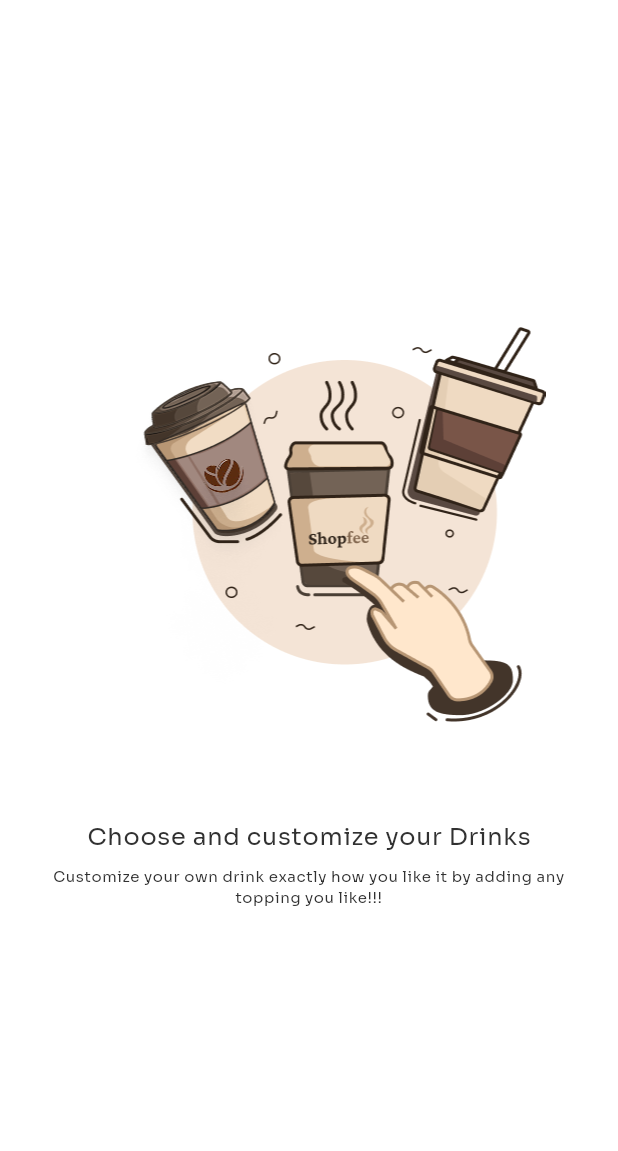
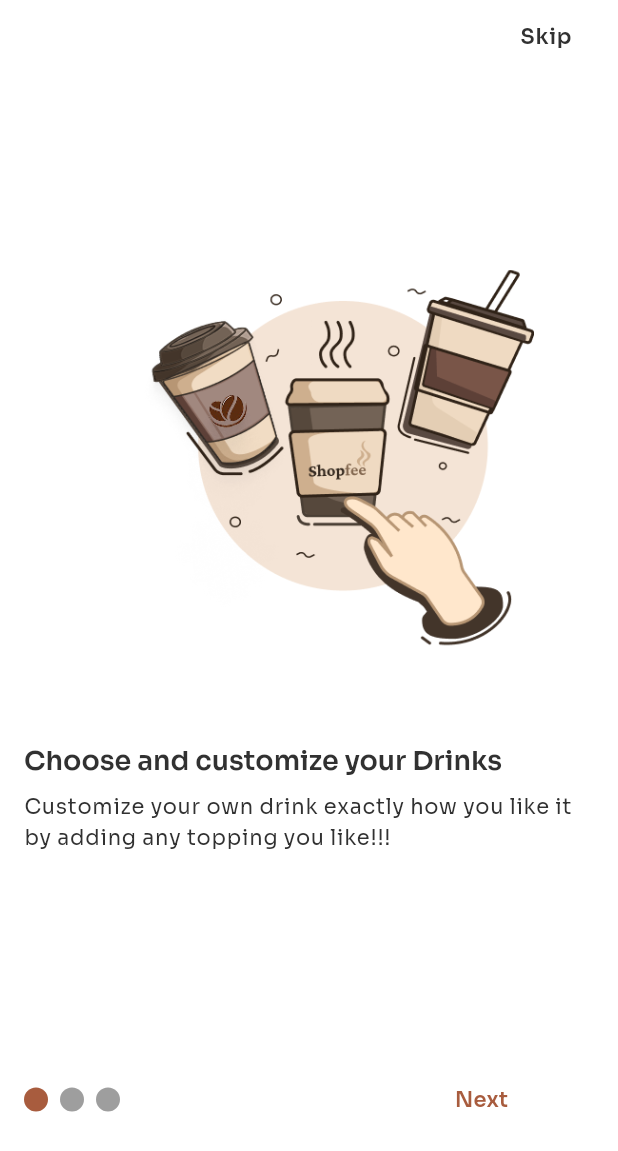
Before and after one commit to Domson12/BeanGo, a Flutter app: the screen it shows after launch, on a phone screen of 412 x 824 dp. Shown: the top 1151 px of the screen. Run offline on Flutter 3.47's test engine with Material 3 defaults, Android fonts, the phone set to English and light mode, and no system bars; drawn by our look-alikes of smooth_page_indicator; our stand-ins replace auto_route, cloud_firestore, firebase_auth, firebase_core, flutter_riverpod, hive and 1 more; accounts and stored records are empty; generated files the repository leaves out were written again.

Commit message:
UI overhaul of onboarding, fixed project structure

```diff
--- a/assets/l10n/intl_pl.arb
+++ b/assets/l10n/intl_pl.arb
@@ -9,5 +9,6 @@
   "onboarding_title2": "Quickly and easly",
   "onboarding_subtitle2": "You can place your order quickly and easly without wasting time. You can also schedule orders via your smarthphone.",
   "onboarding_title3": "Get and Redeem Voucher",
-  "onboarding_subtitle3": "Exciting prizes await you! Redeem yours by collecting all the points after purchase in the app!"
+  "onboarding_subtitle3": "Exciting prizes await you! Redeem yours by collecting all the points after purchase in the app!",
+  "skip": "Skip"
 }
--- a/lib/core/utils/defaults.dart
+++ b/lib/core/utils/defaults.dart
@@ -0,0 +1,61 @@
+import 'package:flutter/material.dart';
+
+class AppDefaults {
+  // Padding
+  static const EdgeInsets paddingAll8 = EdgeInsets.all(8.0);
+  static const EdgeInsets paddingAll16 = EdgeInsets.all(16.0);
+  static const EdgeInsets paddingHorizontal16 = EdgeInsets.symmetric(
+    horizontal: 16.0,
+  );
+  static const EdgeInsets paddingVertical12 = EdgeInsets.symmetric(
+    vertical: 12.0,
+  );
+  static const EdgeInsets paddingSymmetric =
+      EdgeInsets.symmetric(horizontal: 20.0, vertical: 12.0);
+
+  // Gaps (SizedBoxes)
+  static const SizedBox gap4 = SizedBox(height: 4);
+  static const SizedBox gap8 = SizedBox(height: 8);
+  static const SizedBox gap12 = SizedBox(height: 12);
+  static const SizedBox gap16 = SizedBox(height: 16);
+  static const SizedBox gap20 = SizedBox(height: 20);
+  static const SizedBox gap24 = SizedBox(height: 24);
+  static const SizedBox gapH8 = SizedBox(width: 8);
+  static const SizedBox gapH16 = SizedBox(width: 16);
+
+  // Border Radius
+  static const BorderRadius borderRadius8 = BorderRadius.all(
+    Radius.circular(8),
+  );
+  static const BorderRadius borderRadius12 = BorderRadius.all(
+    Radius.circular(12),
+  );
+  static const BorderRadius borderRadius16 = BorderRadius.all(
+    Radius.circular(16),
+  );
+
+  // Durations
+  static const Duration shortestDuration = Duration(milliseconds: 150);
+  static const Duration shortDuration = Duration(milliseconds: 200);
+  static const Duration mediumDuration = Duration(milliseconds: 400);
+  static const Duration longDuration = Duration(milliseconds: 800);
+
+  // BoxDecoration
+  static BoxDecoration defaultBoxDecoration = BoxDecoration(
+    color: Colors.white,
+    borderRadius: borderRadius12,
+    boxShadow: [
+      BoxShadow(
+        color: Colors.black12,
+        blurRadius: 8,
+        offset: Offset(0, 4),
+      ),
+    ],
+  );
+
+  // Divider
+  static const Divider defaultDivider = Divider(thickness: 1, height: 32);
+
+  // Others
+  static const double iconSize = 24.0;
+}
--- /dev/null
+++ b/lib/core/widgets/onboarding_data.dart
@@ -0,0 +1,23 @@
+import 'package:flutter/material.dart';
+import 'package:bean_go/gen/assets.gen.dart';
+import 'package:bean_go/core/utils/extensions.dart';
+
+typedef OnboardingItem = (AssetGenImage image, String title, String subtitle);
+
+List<OnboardingItem> onboardingItems(BuildContext context) => [
+  (
+  Assets.images.onboarding,
+  context.s.onboarding_title1,
+  context.s.onboarding_subtitle1
+  ),
+  (
+  Assets.images.onboarding2,
+  context.s.onboarding_title2,
+  context.s.onboarding_subtitle2
+  ),
+  (
+  Assets.images.onboarding3,
+  context.s.onboarding_title3,
+  context.s.onboarding_subtitle3
+  ),
+];
--- a/lib/features/onboarding/application/onboarding_controller.dart
+++ b/lib/features/onboarding/application/onboarding_controller.dart
@@ -1,12 +1,16 @@
-import 'package:bean_go/features/onboarding/application/onboarding_state.dart';
 import 'package:riverpod_annotation/riverpod_annotation.dart';
+import 'onboarding_state.dart';
 
 part 'onboarding_controller.g.dart';
 
 @riverpod
 class OnboardingController extends _$OnboardingController {
   @override
-  OnboardingState build() {
-    return OnboardingState.empty();
+  OnboardingState build() => OnboardingState.empty();
+
+  void updateCurrentPage(int page) {
+    if (state.currentPage != page) {
+      state = state.copyWith(currentPage: page);
+    }
   }
 }
--- a/lib/features/onboarding/application/onboarding_state.dart
+++ b/lib/features/onboarding/application/onboarding_state.dart
@@ -1,17 +1,13 @@
-import 'package:equatable/equatable.dart';
-
-class OnboardingState with EquatableMixin {
-  const OnboardingState({
-    required this.currentPage,
-  });
-
+class OnboardingState {
   final int currentPage;
 
-  factory OnboardingState.empty(){
-    return OnboardingState(currentPage: 0);
+  OnboardingState({required this.currentPage});
+
+  factory OnboardingState.empty() => OnboardingState(currentPage: 0);
+
+  OnboardingState copyWith({int? currentPage}) {
+    return OnboardingState(
+      currentPage: currentPage ?? this.currentPage,
+    );
   }
-
-  @override
-  // TODO: implement props
-  List<Object?> get props => throw UnimplementedError();
 }
--- a/lib/features/onboarding/onboarding_page.dart
+++ b/lib/features/onboarding/onboarding_page.dart
@@ -1,49 +1,109 @@
 import 'package:auto_route/annotations.dart';
-import 'package:bean_go/core/utils/extensions.dart';
-import 'package:bean_go/features/onboarding/widgets/onboarding_content.dart';
+import 'package:bean_go/core/utils/defaults.dart';
 import 'package:flutter/material.dart';
+import 'package:flutter_riverpod/flutter_riverpod.dart';
 
-import '../../gen/assets.gen.dart';
+import '../../core/widgets/onboarding_data.dart';
+import '../../core/utils/extensions.dart';
+import 'widgets/onboarding_bottom_section.dart';
+import 'widgets/onboarding_content.dart';
+import 'application/onboarding_controller.dart';
 
 @RoutePage()
-class OnboardingPage extends StatelessWidget {
+class OnboardingPage extends ConsumerStatefulWidget {
   const OnboardingPage({super.key});
 
   @override
+  ConsumerState<OnboardingPage> createState() => _OnboardingPageState();
+}
+
+class _OnboardingPageState extends ConsumerState<OnboardingPage> {
+  late final PageController _controller;
+
+  @override
+  void initState() {
+    super.initState();
+    _controller = PageController()
+      ..addListener(
+        () {
+          final currentPage = _controller.page?.round() ?? 0;
+          ref.read(onboardingControllerProvider.notifier).updateCurrentPage(
+                currentPage,
+              );
+        },
+      );
+  }
+
+  @override
+  void dispose() {
+    _controller.dispose();
+    super.dispose();
+  }
+
+  void skip() {
+    _controller.animateToPage(
+      onboardingItems(context).length - 1,
+      duration: AppDefaults.shortDuration,
+      curve: Curves.easeInOut,
+    );
+  }
+
+  @override
   Widget build(BuildContext context) {
+    final items = onboardingItems(context);
+
     return Scaffold(
-      body: Stack(
-        fit: StackFit.expand,
+      body: Column(
         children: [
-          PageView.builder(
-            itemCount: 3,
+          SafeArea(
+            child: Align(
+              alignment: Alignment.centerRight,
+              child: Padding(
+                padding: const EdgeInsets.only(right: 16),
+                child: TextButton(
+                  onPressed: skip,
+                  child: Text(
+                    context.s.skip,
+                    style: Theme.of(context).textTheme.bodyLarge?.copyWith(
+                          fontSize: 14,
+                          color: context.colors.primaryText,
+                          fontWeight: FontWeight.w600,
+                          height: 1.4,
+                        ),
+                  ),
+                ),
+              ),
+            ),
+          ),
+          Expanded(
+            child: PageView.builder(
+              controller: _controller,
+              itemCount: items.length,
               physics: const ClampingScrollPhysics(),
               itemBuilder: (context, index) {
-              final data = [
-                (
-                  Assets.images.onboarding,
-                  context.s.onboarding_title1,
-                  context.s.onboarding_subtitle1
-                ),
-                (
-                  Assets.images.onboarding2,
-                  context.s.onboarding_title2,
-                  context.s.onboarding_subtitle2
-                ),
-                (
-                  Assets.images.onboarding3,
-                  context.s.onboarding_title3,
-                  context.s.onboarding_subtitle3
-                ),
-              ][index];
-
-              return OnboardingContent(
+                final data = items[index];
+                return Padding(
+                  padding: AppDefaults.paddingAll16,
+                  child: OnboardingContent(
                     image: data.$1,
                     title: data.$2,
                     subtitle: data.$3,
+                  ),
                 );
               },
-          )
+            ),
+          ),
+          SafeArea(
+            top: false,
+            minimum: const EdgeInsets.only(bottom: 50),
+            child: Padding(
+              padding: AppDefaults.paddingAll16,
+              child: OnboardingBottomSection(
+                controller: _controller,
+                count: items.length,
+              ),
+            ),
+          ),
         ],
       ),
     );
--- /dev/null
+++ b/lib/features/onboarding/widgets/onboarding_bottom_section.dart
@@ -0,0 +1,73 @@
+import 'package:bean_go/core/utils/defaults.dart';
+import 'package:flutter/material.dart';
+import 'package:flutter_riverpod/flutter_riverpod.dart';
+import 'package:smooth_page_indicator/smooth_page_indicator.dart';
+import 'package:bean_go/features/onboarding/application/onboarding_controller.dart';
+
+class OnboardingBottomSection extends ConsumerStatefulWidget {
+  const OnboardingBottomSection({
+    super.key,
+    required this.controller,
+    required this.count,
+  });
+
+  final PageController controller;
+  final int count;
+
+  @override
+  ConsumerState<OnboardingBottomSection> createState() =>
+      _OnboardingBottomSectionState();
+}
+
+class _OnboardingBottomSectionState
+    extends ConsumerState<OnboardingBottomSection> {
+  @override
+  Widget build(BuildContext context) {
+    final currentPage = ref.watch(onboardingControllerProvider).currentPage;
+    final isLastPage = currentPage == widget.count - 1;
+
+    return Row(
+      children: [
+        SmoothPageIndicator(
+          controller: widget.controller,
+          count: widget.count,
+          effect: WormEffect(
+            activeDotColor: Theme.of(context).colorScheme.primary,
+          ),
+        ),
+        const Spacer(),
+        SizedBox(
+          width: 150,
+          height: 50,
+          child: AnimatedSwitcher(
+            duration: AppDefaults.mediumDuration,
+            transitionBuilder: (child, animation) =>
+                ScaleTransition(scale: animation, child: child),
+            child: isLastPage
+                ? FilledButton(
+                    key: const ValueKey('get_started'),
+                    onPressed: () {
+                      // TODO: Navigate to the next screen
+                    },
+                    child: const Text('Get Started'),
+                  )
+                : TextButton(
+                    style: TextButton.styleFrom(
+                      elevation: 2,
+                      minimumSize: const Size(150, 50),
+                    ),
+                    key: const ValueKey('next'),
+                    onPressed: () {
+                      widget.controller.nextPage(
+                        duration: AppDefaults.mediumDuration,
+                        curve: Curves.easeIn,
+                      );
+                    },
+                    child: const Text('Next'),
+                  ),
+          ),
+        ),
+      ],
+    );
+  }
+}
--- a/lib/features/onboarding/widgets/onboarding_content.dart
+++ b/lib/features/onboarding/widgets/onboarding_content.dart
@@ -1,3 +1,6 @@
+import 'package:animated_text_kit/animated_text_kit.dart';
+import 'package:bean_go/core/utils/defaults.dart';
+import 'package:bean_go/core/utils/extensions.dart';
 import 'package:flutter/material.dart';
 
 import '../../../gen/assets.gen.dart';
@@ -16,32 +19,51 @@
 
   @override
   Widget build(BuildContext context) {
-
-    return Padding(
-      padding: const EdgeInsets.symmetric(horizontal: 24),
-      child: Column(
+    return Column(
       mainAxisAlignment: MainAxisAlignment.center,
-        crossAxisAlignment: CrossAxisAlignment.center,
+      crossAxisAlignment: CrossAxisAlignment.start,
       children: [
-          RepaintBoundary(
+        Align(
+          alignment: Alignment.center,
+          child: RepaintBoundary(
             child: image.image(
               alignment: Alignment.center,
-              fit: BoxFit.cover,
+              fit: BoxFit.contain,
+              width: 300,
+              height: 300,
             ),
           ),
-          const SizedBox(height: 32),
-          Text(
+        ),
+        AppDefaults.gap24,
+        AnimatedTextKit(
+          isRepeatingAnimation: false,
+          animatedTexts: [
+            TypewriterAnimatedText(
               title,
-            style: Theme.of(context).textTheme.bodyLarge,
-          ),
-          const SizedBox(height: 8),
-          Text(
-            subtitle,
-            style: Theme.of(context).textTheme.bodySmall,
-            textAlign: TextAlign.center,
+              textStyle: Theme.of(context).textTheme.displayMedium,
+              speed: AppDefaults.shortestDuration,
             ),
           ],
         ),
+       AppDefaults.gap8,
+        AnimatedTextKit(
+          isRepeatingAnimation: false,
+          animatedTexts: [
+            ColorizeAnimatedText(
+              subtitle,
+              textStyle: Theme.of(context).textTheme.bodyLarge!.copyWith(
+                    fontSize: 14,
+                  ),
+              speed: AppDefaults.shortestDuration,
+              colors: [
+                context.colors.primaryText,
+                context.colors.secondaryText,
+                context.colors.primaryBase,
+              ],
+            ),
+          ],
+        ),
+      ],
     );
   }
 }
--- a/lib/gen/intl/messages_pl.dart
+++ b/lib/gen/intl/messages_pl.dart
@@ -39,6 +39,7 @@
         "onboarding_title2":
             MessageLookupByLibrary.simpleMessage("Quickly and easly"),
         "onboarding_title3":
-            MessageLookupByLibrary.simpleMessage("Get and Redeem Voucher")
+            MessageLookupByLibrary.simpleMessage("Get and Redeem Voucher"),
+        "skip": MessageLookupByLibrary.simpleMessage("Skip")
       };
 }
--- a/lib/gen/l10n.dart
+++ b/lib/gen/l10n.dart
@@ -149,6 +149,16 @@
       args: [],
     );
   }
+
+  /// `Skip`
+  String get skip {
+    return Intl.message(
+      'Skip',
+      name: 'skip',
+      desc: '',
+      args: [],
+    );
+  }
 }
 
 class AppLocalizationDelegate extends LocalizationsDelegate<S> {
```
Also changed, not shown: pubspec.yaml (+5 -2 lines), assets/images/1.5x/onboarding1_1_5.png (added), assets/images/1.5x/onboarding3_1_5.png (added), assets/images/2x/onboarding.png, assets/images/2x/onboarding2.png, assets/images/2x/onboarding3.png, assets/images/3x/onboarding.png, assets/images/3x/onboarding3.png, assets/images/onboarding.png, assets/images/onboarding3.png, pubspec.lock, 2 other files. Lines whose indentation alone changed are shown as unchanged.
